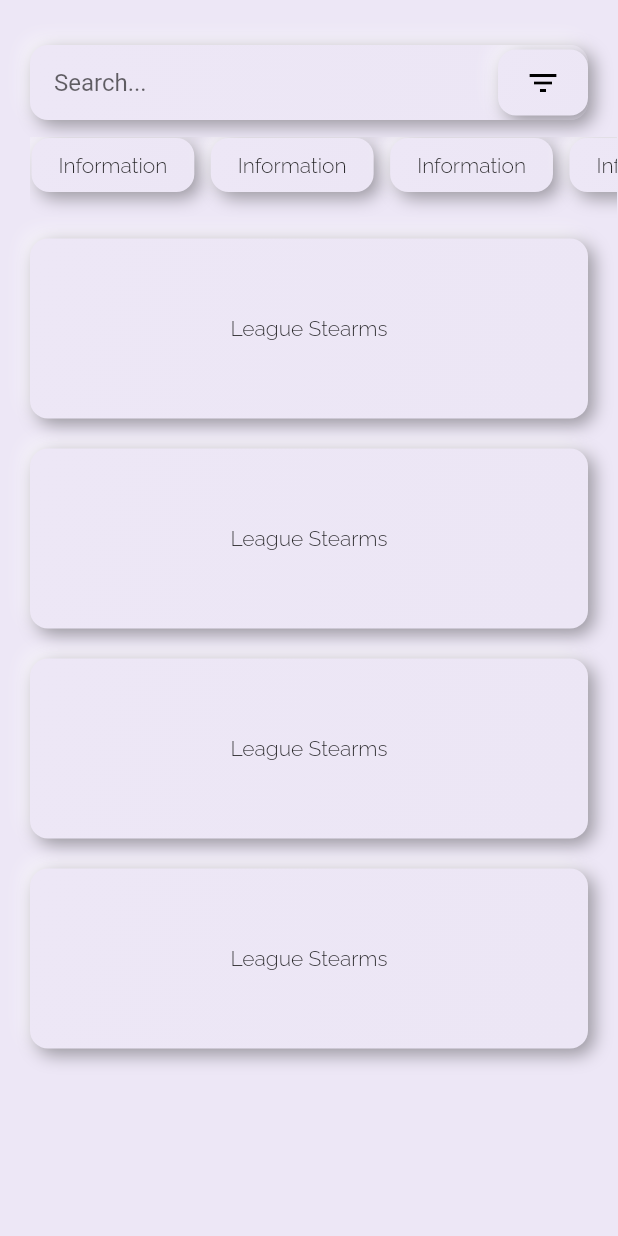
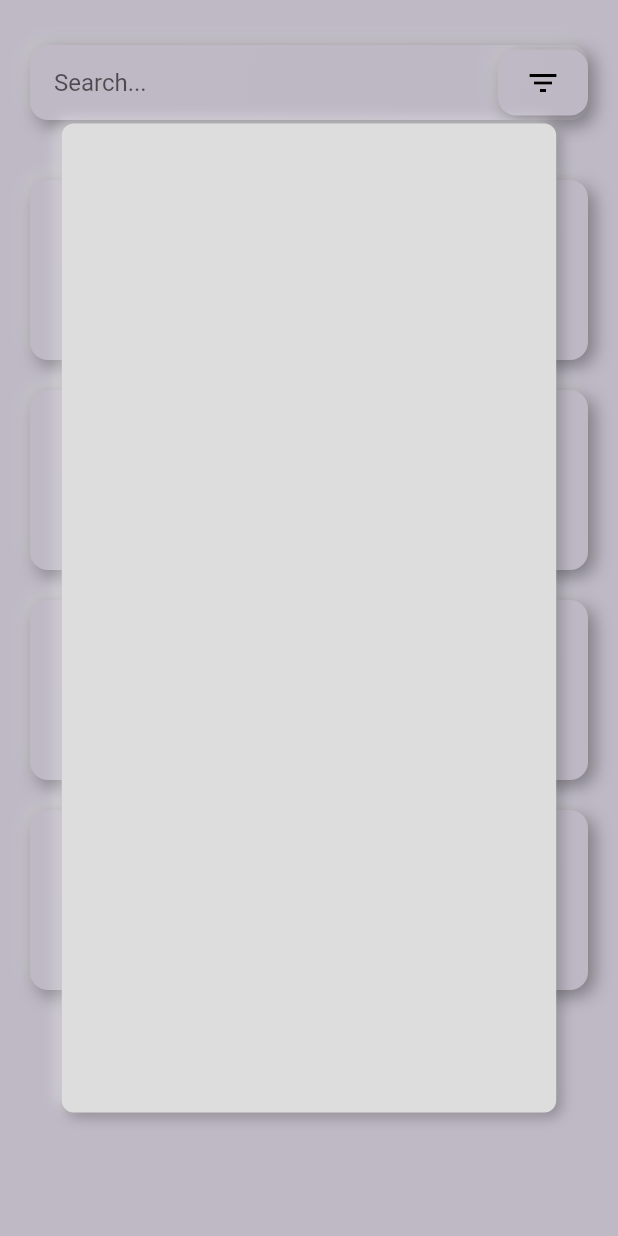
Before and after one commit to Kaliham/TripNGo, a Flutter app: the TripsScreen widget shown alone on an empty page, opened directly, after a tap on the "filter list" icon, on a phone screen of 412 x 824 dp. Run offline on Flutter 3.47's test engine with Material 2 defaults, Android fonts, the phone set to English and light mode, and no system bars; drawn by our look-alikes of flutter_neumorphic; our stand-ins replace curved_navigation_bar, google_fonts, liquid_swipe; network calls fail.

Commit message:
"periodic commit no. 7"

```diff
--- a/mobile_app/lib/constants.dart
+++ b/mobile_app/lib/constants.dart
@@ -1,7 +1,7 @@
 import 'package:flutter_neumorphic/flutter_neumorphic.dart';
 
 Color lightBackgroundColor = Colors.deepPurple[50];
-
+Size size;
 NeumorphicStyle getNeuStyle() {
   return NeumorphicStyle(
     shape: NeumorphicShape.concave,
--- a/mobile_app/lib/main.dart
+++ b/mobile_app/lib/main.dart
@@ -73,6 +73,7 @@ class MainState extends State<MyHomePage> with SingleTickerProviderStateMixin {
 
   @override
   Widget build(BuildContext context) {
+    size = MediaQuery.of(context).size;
     return buildMainScreen(context);
   }
 
--- a/mobile_app/lib/view/screens/trips_screen.dart
+++ b/mobile_app/lib/view/screens/trips_screen.dart
@@ -1,3 +1,4 @@
+import 'package:flutter/cupertino.dart';
 import 'package:flutter/material.dart';
 import 'package:flutter_neumorphic/flutter_neumorphic.dart';
 import 'package:google_fonts/google_fonts.dart';
@@ -8,16 +9,29 @@ class TripsScreen extends StatefulWidget {
   _TripsScreenState createState() => _TripsScreenState();
 }
 
-class _TripsScreenState extends State<TripsScreen> {
+class _TripsScreenState extends State<TripsScreen>
+    with SingleTickerProviderStateMixin {
+  AnimationController animationContr;
+  @override
+  void initState() {
+    // TODO: implement initState
+    super.initState();
+    animationContr =
+        new AnimationController(vsync: this, duration: Duration.zero);
+  }
+
   @override
   Widget build(BuildContext context) {
+    size = MediaQuery.of(context).size;
     return Container(
       width: double.infinity,
       color: Colors.deepPurple[50],
       child: Column(
         children: [
           _buildSearchbar(context),
-          _buildTags(context),
+          SizedBox(
+            height: 20,
+          ),
           _buildList(
             context,
           ),
@@ -84,7 +98,9 @@ class _TripsScreenState extends State<TripsScreen> {
               ),
               NeumorphicButton(
                 child: Icon(Icons.filter_list),
-                onPressed: () {},
+                onPressed: () {
+                  _showFilterDialog();
+                },
                 style: getlistItemNeuStyle(),
               )
             ],
@@ -126,4 +142,37 @@ class _TripsScreenState extends State<TripsScreen> {
       ),
     );
   }
+
+  Future<void> _showFilterDialog() async {
+    return showCupertinoDialog(
+      context: context,
+      barrierDismissible: true,
+      builder: (context) {
+        return Center(
+          child: SizedBox(
+            width: size.width * 0.8,
+            height: size.height * 0.8,
+            child: Container(
+              child: Neumorphic(
+                child: Container(
+                  padding: EdgeInsets.all(10),
+                  alignment: Alignment.topCenter,
+                  margin: EdgeInsets.all(80),
+                  child: _buildFilterContent(context),
+                ),
+              ),
+            ),
+          ),
+        );
+      },
+    );
+  }
+
+  Widget _buildFilterContent(context) {
+    return Expanded(
+      child: Column(
+        children: [],
+      ),
+    );
+  }
 }
```
